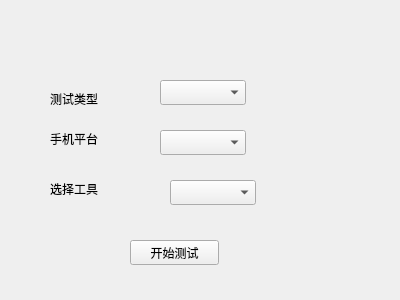
The window that addtestwidget.ui (vince7839/GmsAutoTool) describes before a commit, drawn with Qt 5.
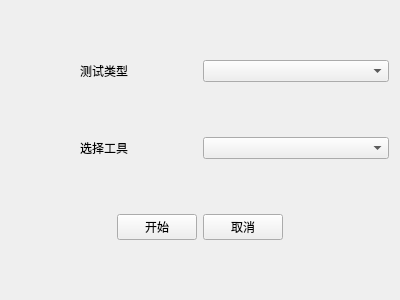
The same window after the commit.

Commit message: 加入多线程 改变工具视图为listwidget

The edit to the form file:
```diff
--- a/addtestwidget.ui
+++ b/addtestwidget.ui
@@ -13,88 +13,86 @@
   <property name="windowTitle">
    <string>Form</string>
   </property>
-  <widget class="QLabel" name="label">
-   <property name="geometry">
-    <rect>
-     <x>50</x>
-     <y>90</y>
-     <width>67</width>
-     <height>17</height>
-    </rect>
-   </property>
-   <property name="text">
-    <string>测试类型</string>
-   </property>
-  </widget>
-  <widget class="QLabel" name="label_2">
-   <property name="geometry">
-    <rect>
-     <x>50</x>
-     <y>130</y>
-     <width>67</width>
-     <height>17</height>
-    </rect>
-   </property>
-   <property name="text">
-    <string>手机平台</string>
-   </property>
-  </widget>
-  <widget class="QLabel" name="label_3">
-   <property name="geometry">
-    <rect>
-     <x>50</x>
-     <y>180</y>
-     <width>67</width>
-     <height>17</height>
-    </rect>
-   </property>
-   <property name="text">
-    <string>选择工具</string>
-   </property>
-  </widget>
-  <widget class="QComboBox" name="cbox_test">
-   <property name="geometry">
-    <rect>
-     <x>160</x>
-     <y>80</y>
-     <width>86</width>
-     <height>25</height>
-    </rect>
-   </property>
-  </widget>
-  <widget class="QComboBox" name="cb_platform">
-   <property name="geometry">
-    <rect>
-     <x>160</x>
-     <y>130</y>
-     <width>86</width>
-     <height>25</height>
-    </rect>
-   </property>
-  </widget>
-  <widget class="QComboBox" name="cb_tool">
-   <property name="geometry">
-    <rect>
-     <x>170</x>
-     <y>180</y>
-     <width>86</width>
-     <height>25</height>
-    </rect>
-   </property>
-  </widget>
-  <widget class="QPushButton" name="btn_start_test">
-   <property name="geometry">
-    <rect>
-     <x>130</x>
-     <y>240</y>
-     <width>89</width>
-     <height>25</height>
-    </rect>
-   </property>
-   <property name="text">
-    <string>开始测试</string>
-   </property>
-  </widget>
+  <layout class="QGridLayout" name="gridLayout">
+   <item row="2" column="2">
+    <widget class="QPushButton" name="btn_cancel">
+     <property name="text">
+      <string>取消</string>
+     </property>
+    </widget>
+   </item>
+   <item row="1" column="0" colspan="4">
+    <layout class="QHBoxLayout" name="horizontalLayout_2">
+     <item>
+      <widget class="QLabel" name="label_3">
+       <property name="text">
+        <string>选择工具</string>
+       </property>
+       <property name="alignment">
+        <set>Qt::AlignCenter</set>
+       </property>
+      </widget>
+     </item>
+     <item>
+      <widget class="QComboBox" name="cb_tool"/>
+     </item>
+    </layout>
+   </item>
+   <item row="2" column="0">
+    <spacer name="horizontalSpacer_2">
+     <property name="orientation">
+      <enum>Qt::Horizontal</enum>
+     </property>
+     <property name="sizeHint" stdset="0">
+      <size>
+       <width>40</width>
+       <height>20</height>
+      </size>
+     </property>
+    </spacer>
+   </item>
+   <item row="0" column="0" colspan="4">
+    <layout class="QHBoxLayout" name="horizontalLayout">
+     <item>
+      <widget class="QLabel" name="label">
+       <property name="text">
+        <string>测试类型</string>
+       </property>
+       <property name="alignment">
+        <set>Qt::AlignCenter</set>
+       </property>
+      </widget>
+     </item>
+     <item>
+      <widget class="QComboBox" name="cbox_test">
+       <property name="sizeAdjustPolicy">
+        <enum>QComboBox::AdjustToContentsOnFirstShow</enum>
+       </property>
+      </widget>
+     </item>
+    </layout>
+   </item>
+   <item row="2" column="1">
+    <widget class="QPushButton" name="btn_start_test">
+     <property name="text">
+      <string>开始</string>
+     </property>
+    </widget>
+   </item>
+   <item row="2" column="3">
+    <spacer name="horizontalSpacer_4">
+     <property name="orientation">
+      <enum>Qt::Horizontal</enum>
+     </property>
+     <property name="sizeHint" stdset="0">
+      <size>
+       <width>40</width>
+       <height>20</height>
+      </size>
+     </property>
+    </spacer>
+   </item>
+  </layout>
  </widget>
  <resources/>
  <connections/>
```
The commit also changes 15 other files.
